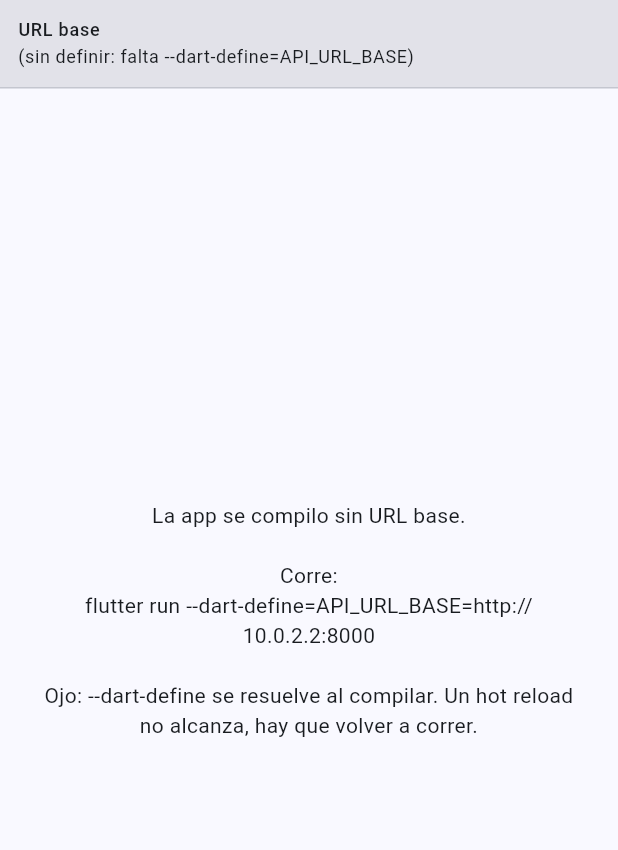
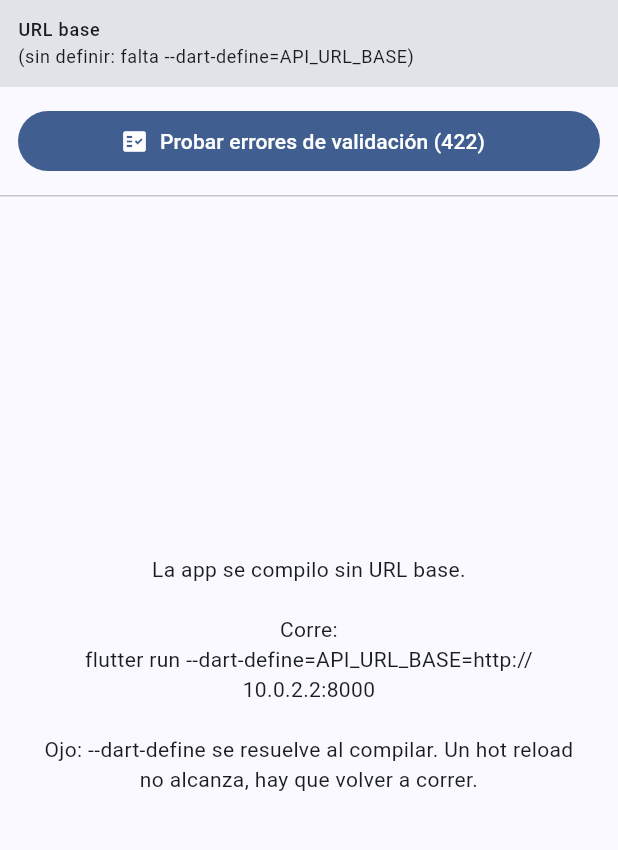
Before and after one commit to Shiny333Arg/powertech-frontend-flutter, a Flutter app: the screen it shows after launch, on a phone screen of 412 x 824 dp, the part 84-934 px from its top. Run offline on Flutter 3.47's test engine with Material 3 defaults, Android fonts, the phone set to English and light mode, and no system bars; our stand-ins replace dio, flutter_riverpod, flutter_secure_storage; network calls fail.

Commit message:
Paso 1 completado - núcleo Flutter

```diff
--- a/lib/ui/pantallas/pantalla_diagnostico.dart
+++ b/lib/ui/pantallas/pantalla_diagnostico.dart
@@ -6,13 +6,73 @@ import '../../core/errores.dart';
 import '../../datos/modelos/categoria.dart';
 import '../../estado/catalogo_providers.dart';
 
+
+
+
+
+import '../../core/api_client.dart';
+import '../../core/almacenamiento.dart';
+
 /// Pantalla temporal del paso 0: prueba de conectividad contra
 /// `GET /api/v1/categorias`. Se borra en cuanto exista la vitrina real.
-class PantallaDiagnostico extends ConsumerWidget {
+class PantallaDiagnostico extends ConsumerStatefulWidget {
   const PantallaDiagnostico({super.key});
 
   @override
-  Widget build(BuildContext context, WidgetRef ref) {
+  ConsumerState<PantallaDiagnostico> createState() =>
+      _PantallaDiagnosticoState();
+}
+
+class _PantallaDiagnosticoState
+    extends ConsumerState<PantallaDiagnostico> {
+  bool _probandoValidacion = false;
+  String? _resultadoValidacion;
+
+  Future<void> _probarValidacion() async {
+    setState(() {
+      _probandoValidacion = true;
+      _resultadoValidacion = null;
+    });
+
+    try {
+      final api = ApiClient(almacen: AlmacenSeguro());
+
+      await api.enviar(
+            (dio) => dio.post('/auth/registro', data: {}),
+      );
+
+      setState(() {
+        _resultadoValidacion =
+        'La solicitud respondió sin errores. Se esperaba un 422.';
+      });
+    } on ErrorValidacion catch (e) {
+      final errores = e.errores;
+      final email = e.primeroDe('email');
+
+      setState(() {
+        _resultadoValidacion =
+        '¡Prueba exitosa! Laravel respondió con un 422 '
+            'y la app lo convirtió en ErrorValidacion.\n\n'
+            'Cantidad de campos con errores: ${errores.length}\n'
+            'Error de email: ${email ?? "No informado"}\n\n'
+            'Detalle:\n${errores.entries.map((entry) => "${entry.key}: ${entry.value.join(", ")}").join("\n")}';
+      });
+    } catch (e) {
+      setState(() {
+        _resultadoValidacion =
+        'La prueba no produjo un ErrorValidacion.\n\n$e';
+      });
+    } finally {
+      if (mounted) {
+        setState(() {
+          _probandoValidacion = false;
+        });
+      }
+    }
+  }
+
+  @override
+  Widget build(BuildContext context) {
     final categorias = ref.watch(categoriasProvider);
 
     return Scaffold(
@@ -30,6 +90,32 @@ class PantallaDiagnostico extends ConsumerWidget {
         crossAxisAlignment: CrossAxisAlignment.stretch,
         children: [
           const _TarjetaConfig(),
+
+          Padding(
+            padding: const EdgeInsets.all(12),
+            child: FilledButton.icon(
+              onPressed: _probandoValidacion ? null : _probarValidacion,
+              icon: _probandoValidacion
+                  ? const SizedBox(
+                width: 18,
+                height: 18,
+                child: CircularProgressIndicator(strokeWidth: 2),
+              )
+                  : const Icon(Icons.fact_check),
+              label: Text(
+                _probandoValidacion
+                    ? 'Probando validación...'
+                    : 'Probar errores de validación (422)',
+              ),
+            ),
+          ),
+
+          if (_resultadoValidacion != null)
+            Padding(
+              padding: const EdgeInsets.symmetric(horizontal: 12),
+              child: SelectableText(_resultadoValidacion!),
+            ),
+
           const Divider(height: 1),
           Expanded(
             child: !Config.estaConfigurada
```
Also changed, not shown: 1 other file.
